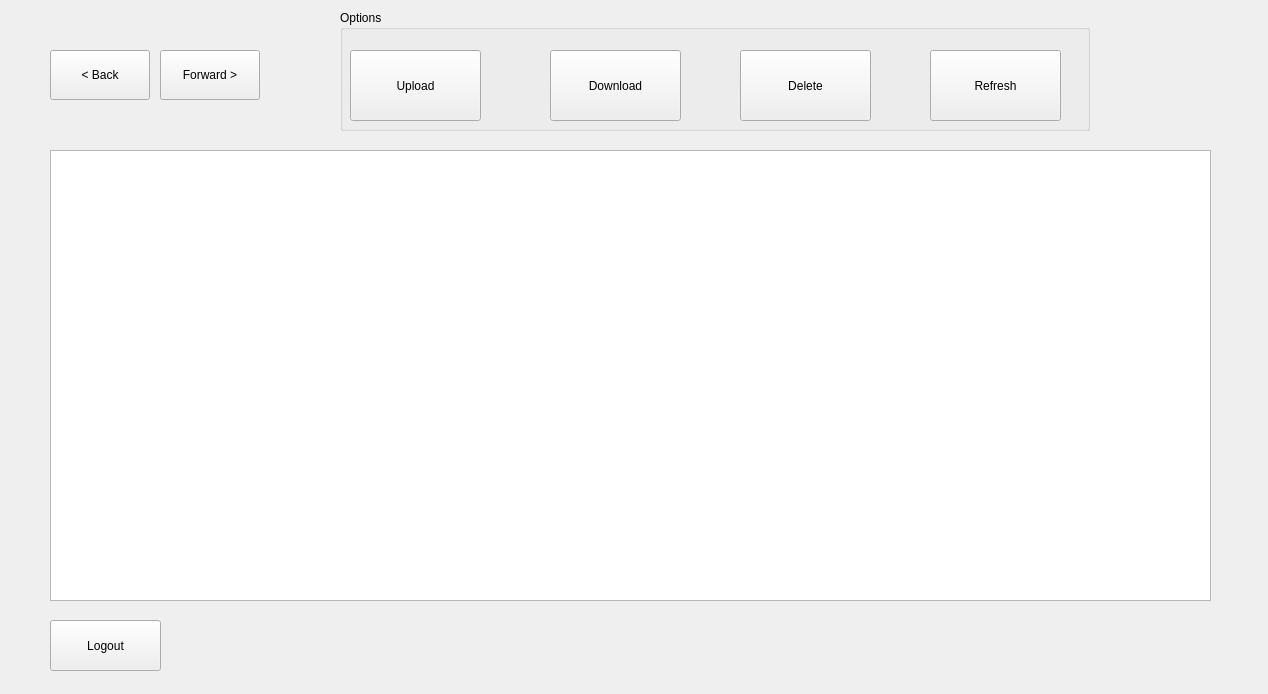
First picture: the form in CLIENT/UI/fileexplorerwindow.ui, repository edia8/personal_cloud, before the edit.
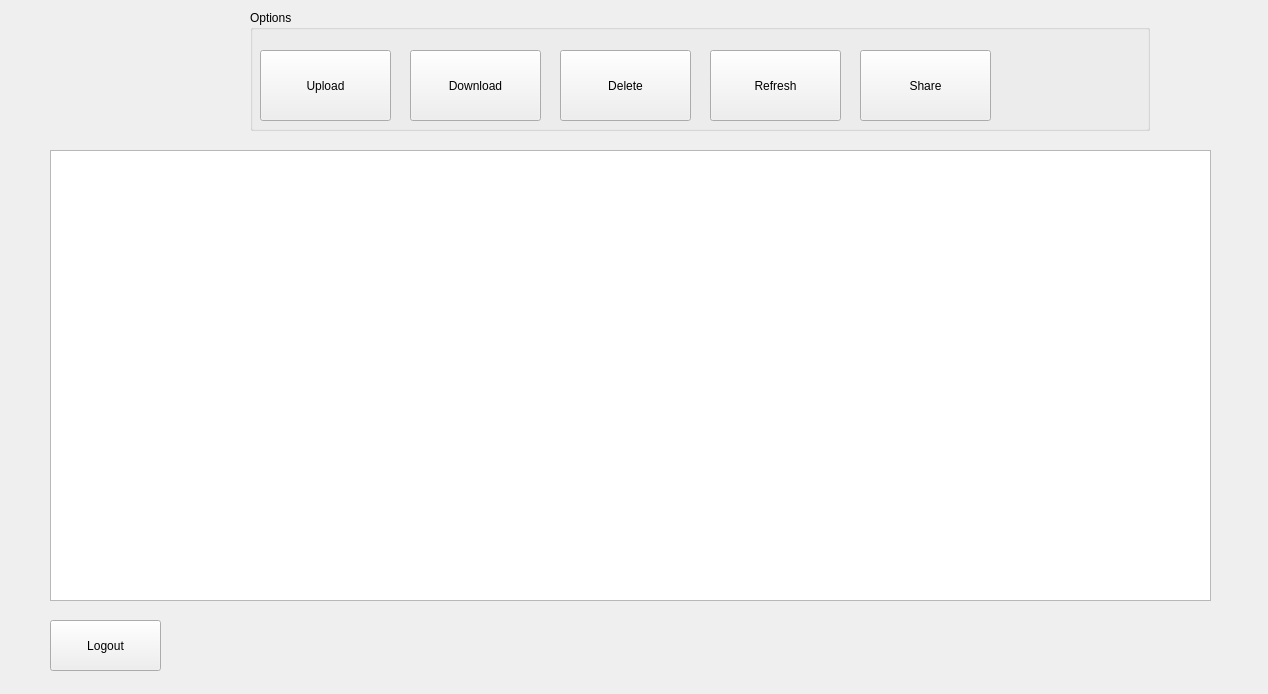
Second picture: the form after the edit.

Commit message: file share added, password hashed. Commit before file encryption

The edit to the form file:
```diff
--- a/CLIENT/UI/fileexplorerwindow.ui
+++ b/CLIENT/UI/fileexplorerwindow.ui
@@ -16,9 +16,9 @@
   <widget class="QGroupBox" name="groupBox">
    <property name="geometry">
     <rect>
-     <x>340</x>
+     <x>250</x>
      <y>10</y>
-     <width>750</width>
+     <width>900</width>
      <height>121</height>
     </rect>
    </property>
@@ -41,7 +41,7 @@
    <widget class="QPushButton" name="pushButton_2">
     <property name="geometry">
      <rect>
-      <x>210</x>
+      <x>160</x>
       <y>40</y>
       <width>131</width>
       <height>71</height>
@@ -54,7 +54,7 @@
    <widget class="QPushButton" name="pushButton_4">
     <property name="geometry">
      <rect>
-      <x>400</x>
+      <x>310</x>
       <y>40</y>
       <width>131</width>
       <height>71</height>
@@ -67,7 +67,7 @@
    <widget class="QPushButton" name="pushButton_Refresh">
     <property name="geometry">
      <rect>
-      <x>590</x>
+      <x>460</x>
       <y>40</y>
       <width>131</width>
       <height>71</height>
@@ -77,6 +77,19 @@
      <string>Refresh</string>
     </property>
    </widget>
+   <widget class="QPushButton" name="pushButton_Share">
+    <property name="geometry">
+     <rect>
+      <x>610</x>
+      <y>40</y>
+      <width>131</width>
+      <height>71</height>
+     </rect>
+    </property>
+    <property name="text">
+     <string>Share</string>
+    </property>
+   </widget>
   </widget>
   <widget class="QListWidget" name="fileList">
    <property name="geometry">
@@ -93,32 +106,6 @@
     </font>
    </property>
   </widget>
-  <widget class="QPushButton" name="btnBack">
-   <property name="geometry">
-    <rect>
-     <x>50</x>
-     <y>50</y>
-     <width>100</width>
-     <height>50</height>
-    </rect>
-   </property>
-   <property name="text">
-    <string>&lt; Back</string>
-   </property>
-  </widget>
-  <widget class="QPushButton" name="btnForward">
-   <property name="geometry">
-    <rect>
-     <x>160</x>
-     <y>50</y>
-     <width>100</width>
-     <height>50</height>
-    </rect>
-   </property>
-   <property name="text">
-    <string>Forward &gt;</string>
-   </property>
-  </widget>
   <widget class="QPushButton" name="pushButton_5">
    <property name="geometry">
     <rect>
```
The commit also changes 12 other files.
